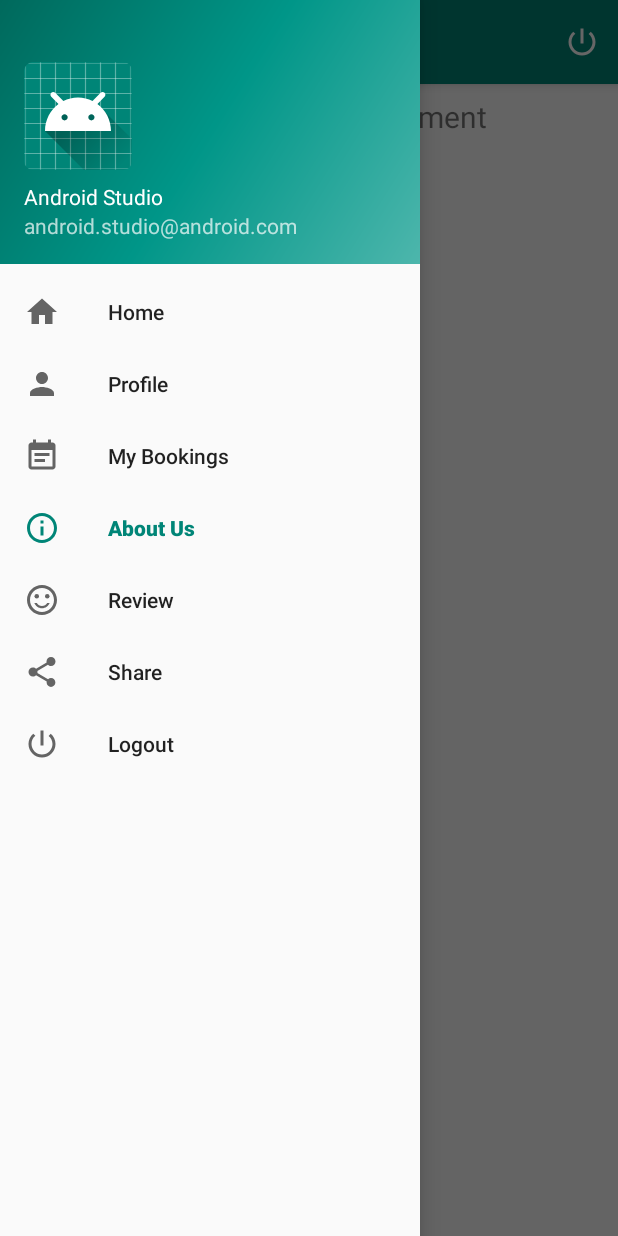
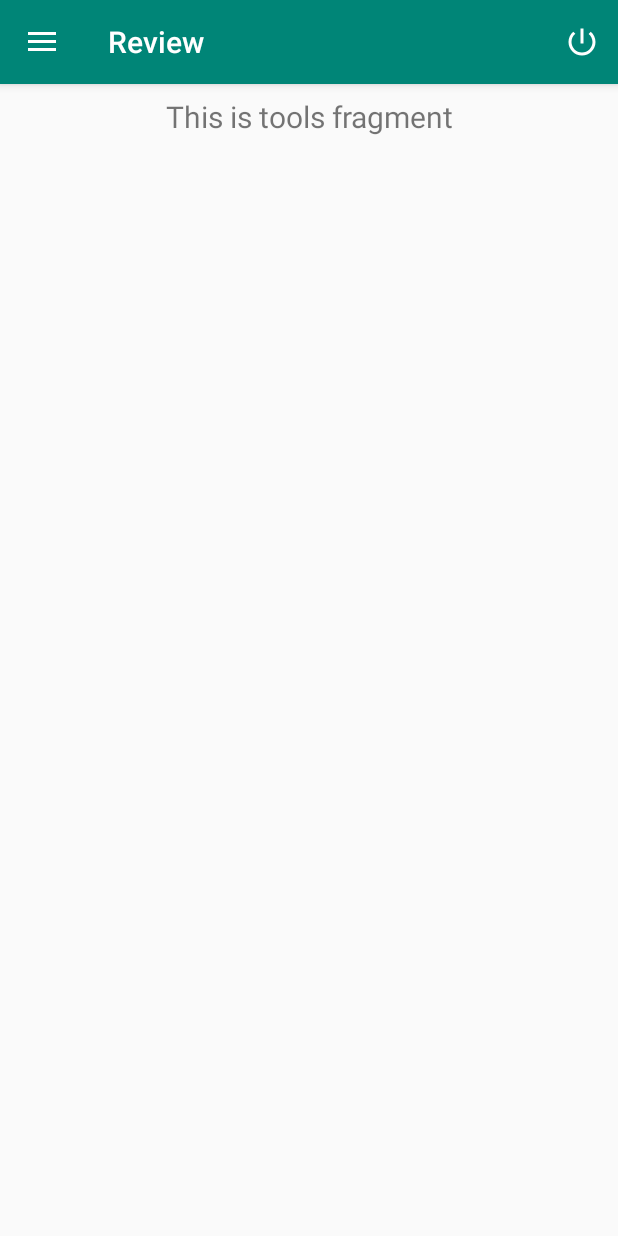
Before and after one commit to prajwalmw/RestaurantSeatBooking, an Android app: the screen it shows after launch (MainActivity), in the side drawer, after a tap on "Review", on a phone screen of 412 x 824 dp. Run offline under Robolectric (Android 15) with nearby library versions, the phone set to English and light mode, and no system bars; our stand-ins replace Firebase (no records; nobody signed in at launch, a user with empty details on screens opened directly), navigation-ui; libraries missing offline, so code that uses them is left out: com.firebase.ui; 1 statement that could not run was skipped.

Commit message:
NavigationDrawer actions handled

```diff
--- a/app/src/main/AndroidManifest.xml
+++ b/app/src/main/AndroidManifest.xml
@@ -2,7 +2,7 @@
 <manifest xmlns:android="http://schemas.android.com/apk/res/android"
     xmlns:dist="http://schemas.android.com/apk/distribution"
     package="com.prajwal.restaurant">
-
+<uses-permission android:name="android.permission.CALL_PHONE"/>
     <dist:module dist:instant="true" />
 
     <uses-permission android:name="android.permission.GET_ACCOUNTS" />
--- a/app/src/main/java/com/prajwal/restaurant/MainActivity.java
+++ b/app/src/main/java/com/prajwal/restaurant/MainActivity.java
@@ -1,5 +1,6 @@
 package com.prajwal.restaurant;
 
+import android.Manifest;
 import android.content.Context;
 import android.content.Intent;
 import android.content.SharedPreferences;
@@ -18,6 +19,7 @@ import android.view.MenuItem;
 import android.view.View;
 
 import androidx.annotation.NonNull;
+import androidx.core.app.ActivityCompat;
 import androidx.navigation.NavController;
 import androidx.navigation.Navigation;
 import androidx.navigation.ui.AppBarConfiguration;
@@ -51,6 +53,7 @@ public class MainActivity extends AppCompatActivity {
     SharedPreferences sharedPrefs;
     SharedPreferences.Editor editor_user;
     public static final String MY_PREFS_NAME = "MyPrefsFile";
+    private static final int PERMISSION_REQUEST_CODE = 200;
 
     @Override
     protected void onCreate(Bundle savedInstanceState) {
@@ -62,6 +65,7 @@ public class MainActivity extends AppCompatActivity {
         firebaseauth = FirebaseAuth.getInstance();
         sharedPrefs = getApplicationContext().getSharedPreferences(MY_PREFS_NAME, Context.MODE_PRIVATE);
         editor_user = sharedPrefs.edit();
+        requestPermission();    //requests permisiions....
 
         //auth state listener
         statelistener = new FirebaseAuth.AuthStateListener() {
@@ -125,7 +129,7 @@ public class MainActivity extends AppCompatActivity {
         // menu should be considered as top level destinations.
         mAppBarConfiguration = new AppBarConfiguration.Builder(
                 R.id.nav_home, R.id.nav_profile, R.id.nav_gallery, R.id.nav_slideshow,
-                R.id.nav_tools, R.id.nav_share, R.id.nav_send)
+                R.id.nav_review, R.id.nav_share, R.id.nav_logout)
                 .setDrawerLayout(drawer)
                 .build();
         NavController navController = Navigation.findNavController(this, R.id.nav_host_fragment);
@@ -217,4 +221,12 @@ public class MainActivity extends AppCompatActivity {
     }
 
 
+    //Permission requests....
+    private void requestPermission() {
+
+        ActivityCompat.requestPermissions(MainActivity.this,
+                new String[]{Manifest.permission.CALL_PHONE},
+                PERMISSION_REQUEST_CODE);
+//        onActivityResult(100,RESULT_OK,getIntent());
+    }
 }
--- a/app/src/main/res/navigation/mobile_navigation.xml
+++ b/app/src/main/res/navigation/mobile_navigation.xml
@@ -20,19 +20,19 @@
     <fragment
         android:id="@+id/nav_gallery"
         android:name="com.prajwal.restaurant.ui.gallery.BookingFragment"
-        android:label="@string/menu_gallery"
+        android:label="My Bookings"
         tools:layout="@layout/fragment_booking" />
 
     <fragment
         android:id="@+id/nav_slideshow"
         android:name="com.prajwal.restaurant.ui.slideshow.SlideshowFragment"
-        android:label="@string/menu_slideshow"
+        android:label="About Us"
         tools:layout="@layout/fragment_slideshow" />
 
     <fragment
-        android:id="@+id/nav_tools"
+        android:id="@+id/nav_review"
         android:name="com.prajwal.restaurant.ui.tools.ToolsFragment"
-        android:label="@string/menu_tools"
+        android:label="Review"
         tools:layout="@layout/fragment_tools" />
 
     <fragment
@@ -42,8 +42,7 @@
         tools:layout="@layout/fragment_share" />
 
     <fragment
-        android:id="@+id/nav_send"
+        android:id="@+id/nav_logout"
         android:name="com.prajwal.restaurant.ui.send.SendFragment"
-        android:label="@string/menu_send"
-        tools:layout="@layout/fragment_send" />
+        android:label="Logout" />
 </navigation>
```
Also changed, not shown: app/src/main/java/com/prajwal/restaurant/Add_Detail.java (+20 -3 lines), app/src/main/java/com/prajwal/restaurant/ui/gallery/BookingFragment.java (+24 -0 lines), app/src/main/res/layout/call_floatingbutton.xml (added, +17 -0 lines), app/src/main/res/layout/fragment_booking.xml (+1 -7 lines).
